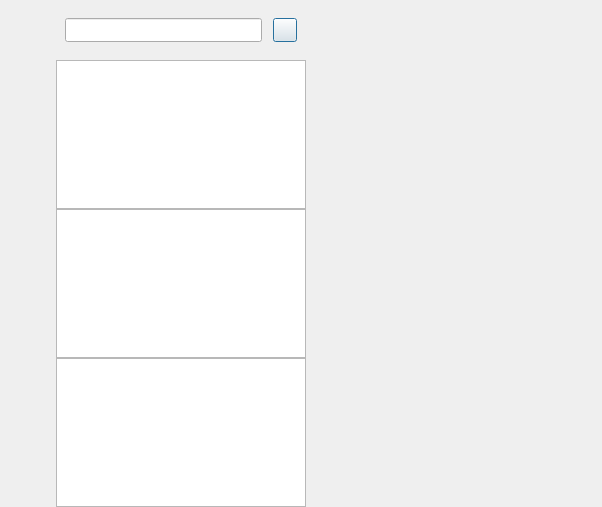
Old version of the form myChatQT/chatdialog.ui in the repository Baidou2Star/MindChat.
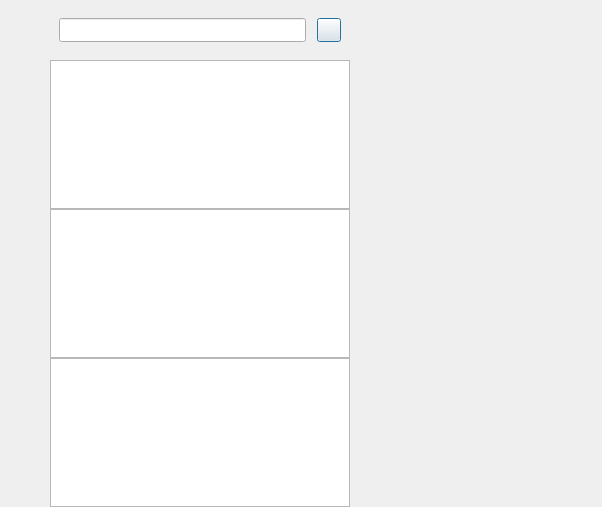
New version of the form. Custom widgets are drawn as their Qt base class.

The edit to the form file:
```diff
--- a/myChatQT/chatdialog.ui
+++ b/myChatQT/chatdialog.ui
@@ -39,13 +39,13 @@
      </property>
      <property name="minimumSize">
       <size>
-       <width>56</width>
+       <width>50</width>
        <height>0</height>
       </size>
      </property>
      <property name="maximumSize">
       <size>
-       <width>56</width>
+       <width>50</width>
        <height>16777215</height>
       </size>
      </property>
@@ -112,14 +112,14 @@
           <widget class="StateWidget" name="side_chat_lb" native="true">
            <property name="minimumSize">
             <size>
-             <width>30</width>
-             <height>30</height>
+             <width>34</width>
+             <height>34</height>
             </size>
            </property>
            <property name="maximumSize">
             <size>
-             <width>30</width>
-             <height>30</height>
+             <width>34</width>
+             <height>34</height>
             </size>
            </property>
           </widget>
@@ -128,14 +128,14 @@
           <widget class="StateWidget" name="side_contact_lb" native="true">
            <property name="minimumSize">
             <size>
-             <width>30</width>
-             <height>30</height>
+             <width>34</width>
+             <height>34</height>
             </size>
            </property>
            <property name="maximumSize">
             <size>
-             <width>30</width>
-             <height>30</height>
+             <width>34</width>
+             <height>34</height>
             </size>
            </property>
           </widget>
@@ -144,14 +144,14 @@
           <widget class="StateWidget" name="side_settings_lb" native="true">
            <property name="minimumSize">
             <size>
-             <width>30</width>
-             <height>30</height>
+             <width>34</width>
+             <height>34</height>
             </size>
            </property>
            <property name="maximumSize">
             <size>
-             <width>30</width>
-             <height>30</height>
+             <width>34</width>
+             <height>34</height>
             </size>
            </property>
           </widget>
@@ -188,13 +188,13 @@
      </property>
      <property name="minimumSize">
       <size>
-       <width>250</width>
+       <width>300</width>
        <height>0</height>
       </size>
      </property>
      <property name="maximumSize">
       <size>
-       <width>250</width>
+       <width>340</width>
        <height>16777215</height>
       </size>
      </property>
@@ -305,13 +305,13 @@
        <widget class="ChatUserList" name="chat_user_list">
         <property name="minimumSize">
          <size>
-          <width>250</width>
+          <width>0</width>
           <height>0</height>
          </size>
         </property>
         <property name="maximumSize">
          <size>
-          <width>250</width>
+          <width>16777215</width>
           <height>16777215</height>
          </size>
         </property>
@@ -343,16 +343,16 @@
   </layout>
  </widget>
  <customwidgets>
-  <customwidget>
-   <class>ClickedBtn</class>
-   <extends>QPushButton</extends>
-   <header>clickedbtn.h</header>
-  </customwidget>
   <customwidget>
    <class>CustomizeEdit</class>
    <extends>QLineEdit</extends>
    <header>customizeedit.h</header>
   </customwidget>
+  <customwidget>
+   <class>ClickedBtn</class>
+   <extends>QPushButton</extends>
+   <header>clickedbtn.h</header>
+  </customwidget>
   <customwidget>
    <class>ChatUserList</class>
    <extends>QListWidget</extends>
```
